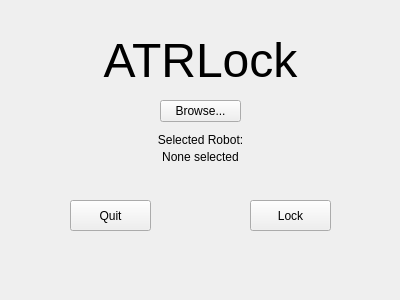
First picture: the form in ATRLOCK/ATRLock-test-gui/mainwindow.ui, repository conor888/CS370-ATRobots, before the edit.
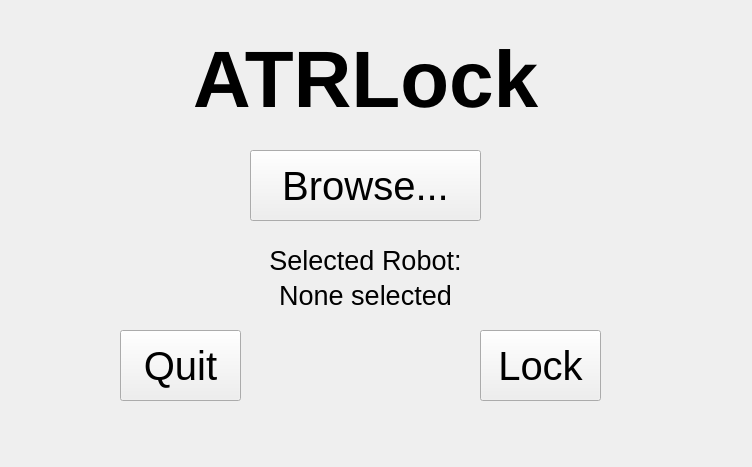
Second picture: the form after the edit.

Patch:
```diff
--- a/ATRLOCK/ATRLock-test-gui/mainwindow.ui
+++ b/ATRLOCK/ATRLock-test-gui/mainwindow.ui
@@ -6,8 +6,8 @@
    <rect>
     <x>0</x>
     <y>0</y>
-    <width>400</width>
-    <height>300</height>
+    <width>752</width>
+    <height>467</height>
    </rect>
   </property>
   <property name="sizePolicy">
@@ -26,12 +26,17 @@
    <widget class="QPushButton" name="pushButton">
     <property name="geometry">
      <rect>
-      <x>250</x>
-      <y>200</y>
-      <width>81</width>
-      <height>31</height>
+      <x>480</x>
+      <y>330</y>
+      <width>121</width>
+      <height>71</height>
      </rect>
     </property>
+    <property name="font">
+     <font>
+      <pointsize>30</pointsize>
+     </font>
+    </property>
     <property name="text">
      <string>Lock</string>
     </property>
@@ -39,12 +44,17 @@
    <widget class="QPushButton" name="pushButton_2">
     <property name="geometry">
      <rect>
-      <x>70</x>
-      <y>200</y>
-      <width>81</width>
-      <height>31</height>
+      <x>120</x>
+      <y>330</y>
+      <width>121</width>
+      <height>71</height>
      </rect>
     </property>
+    <property name="font">
+     <font>
+      <pointsize>30</pointsize>
+     </font>
+    </property>
     <property name="text">
      <string>Quit</string>
     </property>
@@ -55,14 +65,14 @@
    <widget class="QLabel" name="label">
     <property name="geometry">
      <rect>
-      <x>0</x>
-      <y>20</y>
-      <width>401</width>
-      <height>81</height>
+      <x>110</x>
+      <y>30</y>
+      <width>511</width>
+      <height>101</height>
      </rect>
     </property>
     <property name="text">
-     <string>&lt;html&gt;&lt;head/&gt;&lt;body&gt;&lt;p&gt;&lt;span style=&quot; font-size:36pt;&quot;&gt;ATRLock&lt;/span&gt;&lt;/p&gt;&lt;/body&gt;&lt;/html&gt;</string>
+     <string>&lt;html&gt;&lt;head/&gt;&lt;body&gt;&lt;p&gt;&lt;span style=&quot; font-size:60pt; font-weight:600;&quot;&gt;ATRLock&lt;/span&gt;&lt;/p&gt;&lt;/body&gt;&lt;/html&gt;</string>
     </property>
     <property name="scaledContents">
      <bool>true</bool>
@@ -74,12 +84,17 @@
    <widget class="QPushButton" name="pushButton_3">
     <property name="geometry">
      <rect>
-      <x>160</x>
-      <y>100</y>
-      <width>81</width>
-      <height>22</height>
+      <x>250</x>
+      <y>150</y>
+      <width>231</width>
+      <height>71</height>
      </rect>
     </property>
+    <property name="font">
+     <font>
+      <pointsize>30</pointsize>
+     </font>
+    </property>
     <property name="text">
      <string>Browse...</string>
     </property>
@@ -87,12 +102,17 @@
    <widget class="QLabel" name="label_2">
     <property name="geometry">
      <rect>
-      <x>0</x>
-      <y>130</y>
-      <width>401</width>
-      <height>20</height>
+      <x>160</x>
+      <y>240</y>
+      <width>411</width>
+      <height>41</height>
      </rect>
     </property>
+    <property name="font">
+     <font>
+      <pointsize>20</pointsize>
+     </font>
+    </property>
     <property name="text">
      <string>Selected Robot:</string>
     </property>
@@ -103,12 +123,17 @@
    <widget class="QLabel" name="label_3">
     <property name="geometry">
      <rect>
-      <x>0</x>
-      <y>150</y>
-      <width>401</width>
-      <height>41</height>
+      <x>160</x>
+      <y>280</y>
+      <width>411</width>
+      <height>31</height>
      </rect>
     </property>
+    <property name="font">
+     <font>
+      <pointsize>20</pointsize>
+     </font>
+    </property>
     <property name="text">
      <string>None selected</string>
     </property>
```
